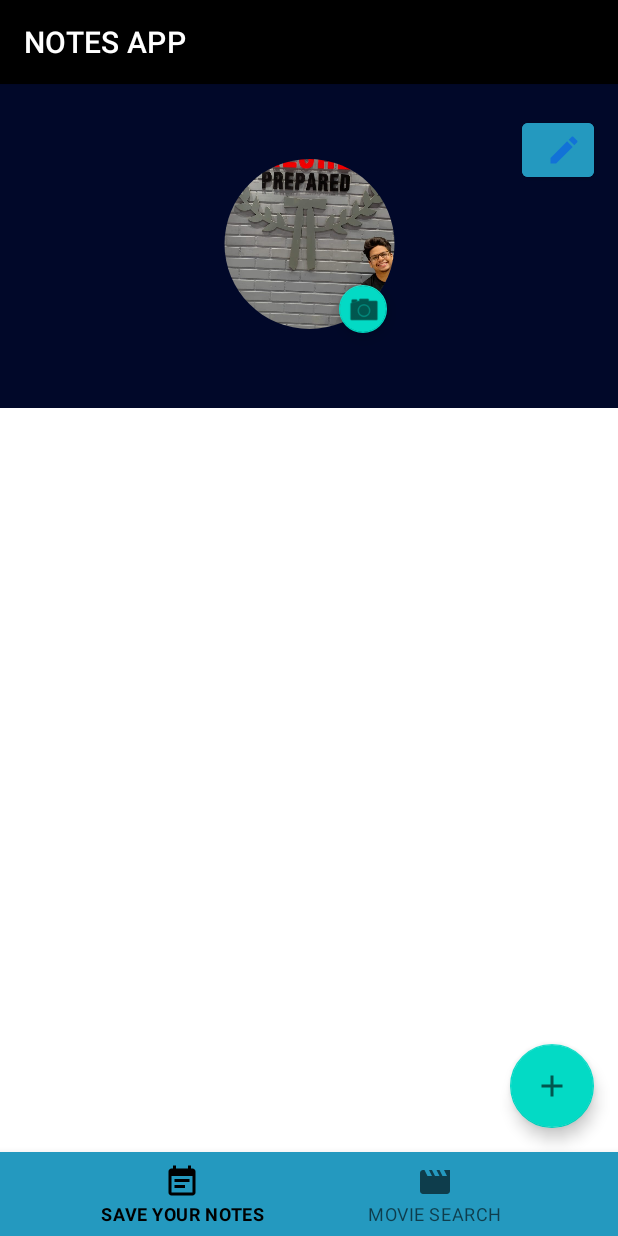
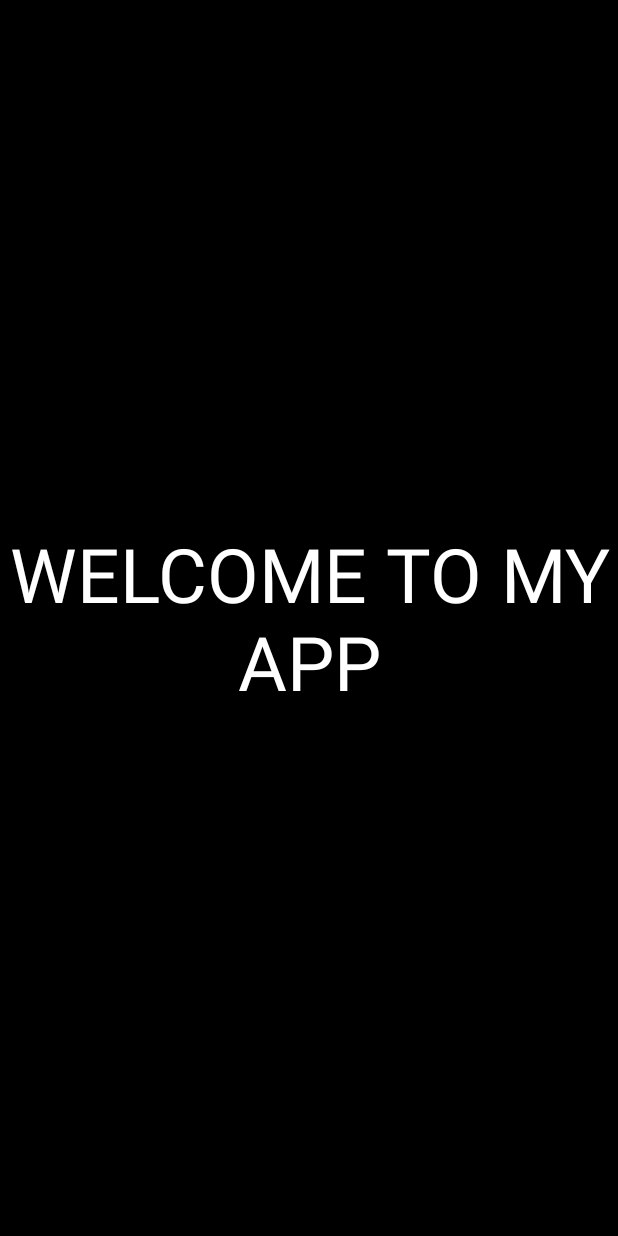
Before and after one commit to kkrishna001/FirstAndroidApp, an Android app: the first screen one second after launch (MainActivity before the commit, SplashActivity after it), on a phone screen of 412 x 824 dp. Run offline under Robolectric (Android 15) with nearby library versions, the phone set to English and light mode, and no system bars.

Commit message:
SPLASH ACTIVITY

```diff
--- a/app/src/main/java/com/example/firstAndroidApp/movieSearch/data/MoviesAPI.kt
+++ b/app/src/main/java/com/example/firstAndroidApp/movieSearch/data/MoviesAPI.kt
@@ -9,6 +9,7 @@ import retrofit2.http.Query
 interface MoviesAPI {
 
     companion object {
+        private const val API_KEY_MAIN = "1ddee4bf"
         private const val API_KEY = "apikey"
         private const val API_VALUE1 = "s"
         private const val API_VALUE2 = "i"
@@ -17,13 +18,13 @@ interface MoviesAPI {
     @GET("/")
     suspend fun getMovies(
         @Query(API_VALUE1) s: String,
-        @Query(API_KEY) apikey: String
+        @Query(API_KEY) apikey: String = API_KEY_MAIN
     ): Response<MoviesResponse>
 
     @GET("/")
     suspend fun getMovieDetail(
         @Query(API_VALUE2) i: String,
-        @Query(API_KEY) apikey: String
+        @Query(API_KEY) apikey: String = API_KEY_MAIN
     ): Response<MovieDetails>
 
 }
--- a/app/src/main/java/com/example/firstAndroidApp/movieSearch/ui/adapter/MovieAdapter.kt
+++ b/app/src/main/java/com/example/firstAndroidApp/movieSearch/ui/adapter/MovieAdapter.kt
@@ -21,8 +21,6 @@ class MovieAdapter(wordList: ArrayList<Movie>, private var onNoteListener: OnMov
     private lateinit var activity: Context
 
     private val movieList: ArrayList<Movie> = wordList
-
-    private var glideUtil = GlideUtil()
 
     interface OnMovieListener {
         fun onMovieClick(imdbId: String)
@@ -63,7 +61,7 @@ class MovieAdapter(wordList: ArrayList<Movie>, private var onNoteListener: OnMov
         val mCurrent = movieList[position]
         holder.movieTitle.text = mCurrent.Title
         holder.movieYear.text = mCurrent.Year
-        glideUtil.setImage(activity, movieList[position].Poster, holder.moviePoster)
+        GlideUtil.setImage(activity, movieList[position].Poster, holder.moviePoster)
     }
 
     override fun getItemCount(): Int {
--- a/app/src/main/java/com/example/firstAndroidApp/notesApp/ui/fragment/NotesFragment.kt
+++ b/app/src/main/java/com/example/firstAndroidApp/notesApp/ui/fragment/NotesFragment.kt
@@ -85,7 +85,7 @@ class NotesFragment : Fragment(), WordListAdapter.OnNoteListener {
     }
 
     private fun setupSharedPrefs() {
-        sharedPreferences = SharedPreferenceUtil()
+        sharedPreferences = SharedPreferenceUtil
     }
 
     private fun setupFabButton() {
--- a/app/src/main/java/com/example/firstAndroidApp/util/ApplicationContextUtil.kt
+++ b/app/src/main/java/com/example/firstAndroidApp/util/ApplicationContextUtil.kt
@@ -6,7 +6,7 @@ import android.app.Application
 import android.content.Context
 
 
-open class ApplicationContextUtil : Application() {
+class ApplicationContextUtil : Application() {
 
     companion object {
         @SuppressLint("StaticFieldLeak")
--- a/app/src/main/java/com/example/firstAndroidApp/util/GlideUtil.kt
+++ b/app/src/main/java/com/example/firstAndroidApp/util/GlideUtil.kt
@@ -5,7 +5,7 @@ import android.widget.ImageView
 import com.bumptech.glide.Glide
 import com.bumptech.glide.load.engine.DiskCacheStrategy
 
-open class GlideUtil {
+object GlideUtil {
 
     fun setImage(context: Context,poster:String,view: ImageView){
         Glide.with(context).load(poster).diskCacheStrategy(
--- a/app/src/main/java/com/example/firstAndroidApp/util/SharedPreferenceUtil.kt
+++ b/app/src/main/java/com/example/firstAndroidApp/util/SharedPreferenceUtil.kt
@@ -4,11 +4,9 @@ import android.content.Context
 import android.content.SharedPreferences
 import com.example.firstAndroidApp.util.ApplicationContextUtil.Companion.context
 
-class SharedPreferenceUtil {
+object SharedPreferenceUtil {
 
-    companion object {
-        private const val SHARED_PREF = "sharedPrefs"
-    }
+    private const val SHARED_PREF = "sharedPrefs"
 
     private val sharedPreferences: SharedPreferences? =
         context?.getSharedPreferences(SHARED_PREF, Context.MODE_PRIVATE)
--- /dev/null
+++ b/app/src/main/java/com/example/firstAndroidApp/view/SplashActivity.kt
@@ -0,0 +1,25 @@
+package com.example.firstAndroidApp.view
+
+import android.annotation.SuppressLint
+import android.content.Intent
+import androidx.appcompat.app.AppCompatActivity
+import android.os.Bundle
+import android.os.Handler
+import android.os.Looper
+import com.example.firstAndroidApp.R
+
+@SuppressLint("CustomSplashScreen")
+class SplashActivity : AppCompatActivity() {
+
+    override fun onCreate(savedInstanceState: Bundle?) {
+        super.onCreate(savedInstanceState)
+        setContentView(R.layout.activity_splash)
+
+        supportActionBar?.hide()
+
+        Handler(Looper.getMainLooper()).postDelayed({
+            val intent = Intent(this@SplashActivity, MainActivity::class.java)
+            startActivity(intent)
+        }, 3000)
+    }
+}
--- /dev/null
+++ b/app/src/main/res/layout/activity_splash.xml
@@ -0,0 +1,22 @@
+<?xml version="1.0" encoding="utf-8"?>
+<androidx.constraintlayout.widget.ConstraintLayout xmlns:android="http://schemas.android.com/apk/res/android"
+    xmlns:app="http://schemas.android.com/apk/res-auto"
+    xmlns:tools="http://schemas.android.com/tools"
+    android:layout_width="match_parent"
+    android:layout_height="match_parent"
+    tools:context=".view.SplashActivity"
+    android:background="@color/black">
+
+    <TextView
+        android:layout_width="match_parent"
+        android:layout_height="match_parent"
+        android:text="WELCOME TO MY APP"
+        android:textSize="50sp"
+        android:textColor="@color/white"
+        android:gravity="center"
+        app:layout_constraintBottom_toBottomOf="parent"
+        app:layout_constraintEnd_toEndOf="parent"
+        app:layout_constraintStart_toStartOf="parent"
+        app:layout_constraintTop_toTopOf="parent" />
+
+</androidx.constraintlayout.widget.ConstraintLayout>
--- a/app/src/main/res/layout/fragment_movie_search.xml
+++ b/app/src/main/res/layout/fragment_movie_search.xml
@@ -5,7 +5,6 @@
     android:layout_width="match_parent"
     android:layout_height="match_parent"
     tools:context=".movieSearch.ui.fragment.MovieSearchFragment"
-    android:background="@color/black"
     >
 
 
@@ -13,7 +12,7 @@
         android:id="@+id/recyclerView"
         android:layout_width="match_parent"
         android:layout_height="0dp"
-        android:layout_marginTop="60dp"
+        android:layout_marginTop="30dp"
         app:layout_constraintBottom_toBottomOf="parent"
         app:layout_constraintEnd_toEndOf="parent"
         app:layout_constraintHorizontal_bias="0.0"
@@ -29,7 +28,6 @@
         android:layout_marginEnd="16dp"
         android:layout_marginTop="60dp"
         android:background="@drawable/searchview_background"
-        android:backgroundTint="#B6ACCD"
         android:iconifiedByDefault="false"
         android:queryHint="Search"
         app:layout_constraintEnd_toEndOf="parent"
--- a/app/src/main/res/layout/movie_item.xml
+++ b/app/src/main/res/layout/movie_item.xml
@@ -4,8 +4,7 @@
     xmlns:tools="http://schemas.android.com/tools"
     android:orientation="vertical"
     android:layout_width="match_parent"
-    android:layout_height="wrap_content"
-    android:background="@color/black">
+    android:layout_height="wrap_content">
     <androidx.cardview.widget.CardView
         android:id="@+id/cardView"
         android:layout_width="wrap_content"
--- a/build.gradle
+++ b/build.gradle
@@ -22,6 +22,8 @@ task clean(type: Delete) {
 
 
 ext {
+    arch_version = "2.1.0"
+    lifecycle_version = "2.4.0"
     activityVersion = '1.2.3'
     appCompatVersion = '1.3.0'
     constraintLayoutVersion = '2.0.4'
```
Also changed, not shown: app/build.gradle (+28 -0 lines), app/src/main/AndroidManifest.xml (+24 -21 lines), app/src/main/java/com/example/firstAndroidApp/movieSearch/data/MovieRepository.kt (added, +56 -0 lines), app/src/main/java/com/example/firstAndroidApp/movieSearch/data/RetrofitBuilder.kt (added, +17 -0 lines), app/src/main/java/com/example/firstAndroidApp/movieSearch/ui/fragment/MovieSearchFragment.kt (+26 -41 lines), app/src/main/java/com/example/firstAndroidApp/movieSearch/ui/view/MovieDetail.kt (+51 -65 lines), app/src/main/java/com/example/firstAndroidApp/movieSearch/viewModel/MovieViewModel.kt (added, +29 -0 lines), app/src/main/java/com/example/firstAndroidApp/movieSearch/viewModel/ViewModelFactory.kt (added, +13 -0 lines), app/src/main/res/layout/activity_movie_detail.xml (+15 -2 lines).
